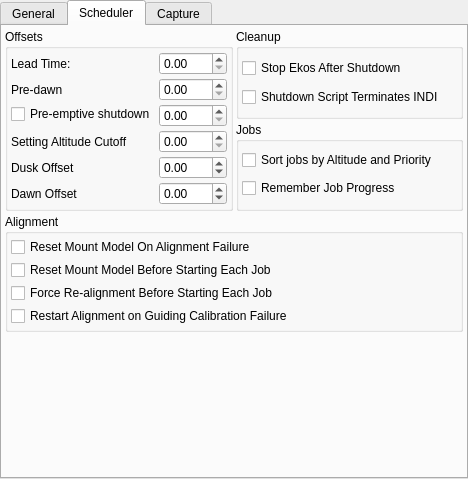
This is kstars-astropi/kstars/ekos/opsekos.ui in Andre87osx/AstroPi-system as Qt 5 draws it before an edit. The edited form follows.
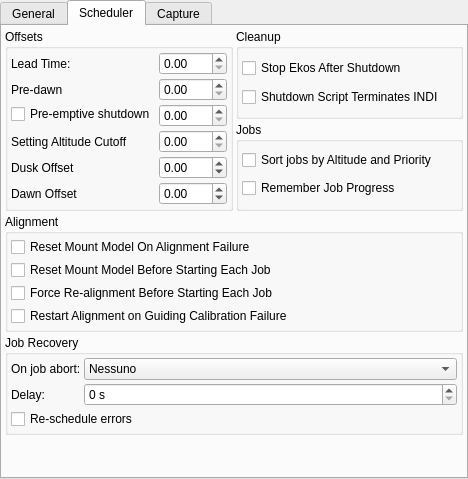
This is the edited form. The open tabs and pages were chosen to show the change. Icons and pictures are not drawn.

Commit message: feat: implement job recovery options in the AstroPi UI and update error handling visibility

Patch:
```diff
--- a/kstars-astropi/kstars/ekos/opsekos.ui
+++ b/kstars-astropi/kstars/ekos/opsekos.ui
@@ -459,7 +459,96 @@
       </layout>
      </widget>
     </item>
-    <item row="3" column="0">
+    <item row="3" column="0" colspan="2">
+     <widget class="QGroupBox" name="groupBox_recovery">
+      <property name="title">
+       <string>Job Recovery</string>
+      </property>
+      <layout class="QFormLayout" name="formLayout_recovery">
+       <property name="horizontalSpacing">
+        <number>3</number>
+       </property>
+       <property name="verticalSpacing">
+        <number>3</number>
+       </property>
+       <property name="leftMargin">
+        <number>3</number>
+       </property>
+       <property name="topMargin">
+        <number>3</number>
+       </property>
+       <property name="rightMargin">
+        <number>3</number>
+       </property>
+       <property name="bottomMargin">
+        <number>3</number>
+       </property>
+       <item row="0" column="0">
+        <widget class="QLabel" name="errorHandlingStrategyLabel">
+         <property name="toolTip">
+          <string>&lt;html&gt;&lt;head/&gt;&lt;body&gt;&lt;p&gt;What to do when a job aborts (e.g. focus/align/guide failure). Nessuno: non ritentare. Coda: ritenta quando tutti i job eseguibili sono completati/abortiti, dopo il Delay. Immediato: ritenta subito il job abortito, dopo il Delay.&lt;/p&gt;&lt;/body&gt;&lt;/html&gt;</string>
+         </property>
+         <property name="text">
+          <string>On job abort:</string>
+         </property>
+        </widget>
+       </item>
+       <item row="0" column="1">
+        <widget class="QComboBox" name="kcfg_ErrorHandlingStrategy">
+         <item>
+          <property name="text">
+           <string>Nessuno</string>
+          </property>
+         </item>
+         <item>
+          <property name="text">
+           <string>Coda (dopo tutti i job)</string>
+          </property>
+         </item>
+         <item>
+          <property name="text">
+           <string>Immediato</string>
+          </property>
+         </item>
+        </widget>
+       </item>
+       <item row="1" column="0">
+        <widget class="QLabel" name="errorHandlingDelayLabel">
+         <property name="text">
+          <string>Delay:</string>
+         </property>
+        </widget>
+       </item>
+       <item row="1" column="1">
+        <widget class="QSpinBox" name="kcfg_ErrorHandlingStrategyDelay">
+         <property name="toolTip">
+          <string>Delay in seconds before retrying an aborted job.</string>
+         </property>
+         <property name="suffix">
+          <string> s</string>
+         </property>
+         <property name="maximum">
+          <number>10000</number>
+         </property>
+         <property name="singleStep">
+          <number>10</number>
+         </property>
+        </widget>
+       </item>
+       <item row="2" column="0" colspan="2">
+        <widget class="QCheckBox" name="kcfg_RescheduleErrors">
+         <property name="toolTip">
+          <string>Treat errors like aborts (also retry jobs that ran into a hard error, not just aborted ones).</string>
+         </property>
+         <property name="text">
+          <string>Re-schedule errors</string>
+         </property>
+        </widget>
+       </item>
+      </layout>
+     </widget>
+    </item>
+    <item row="4" column="0">
      <spacer name="verticalSpacer">
       <property name="orientation">
        <enum>Qt::Vertical</enum>
```
The commit also changes 2 other files.
